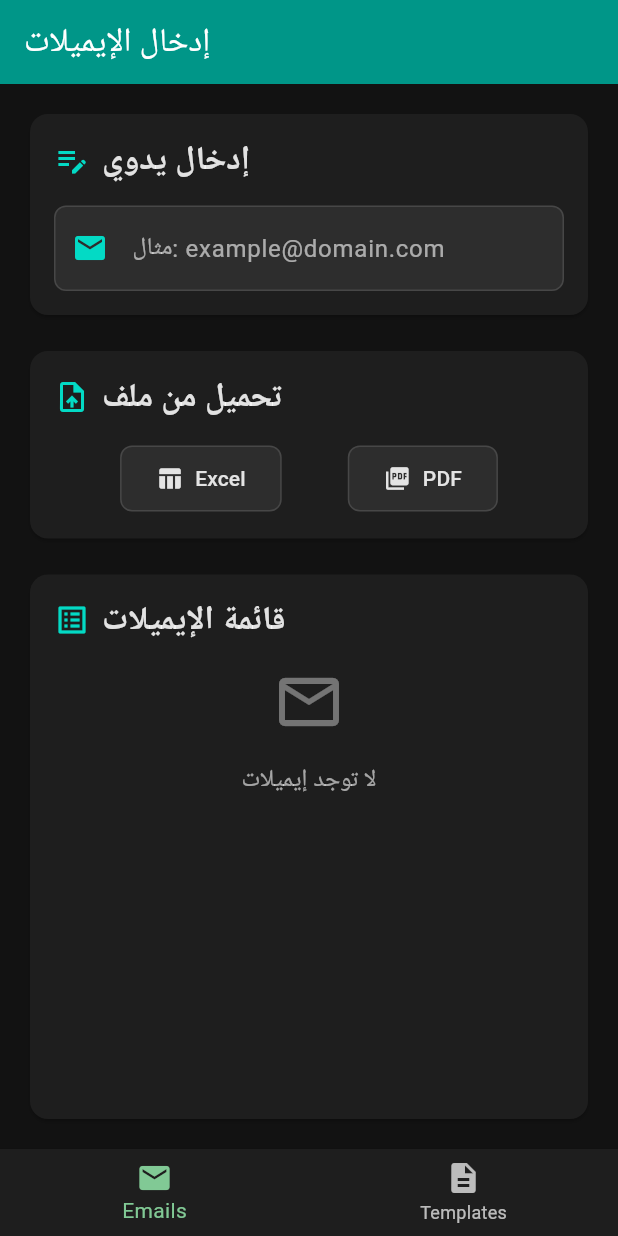
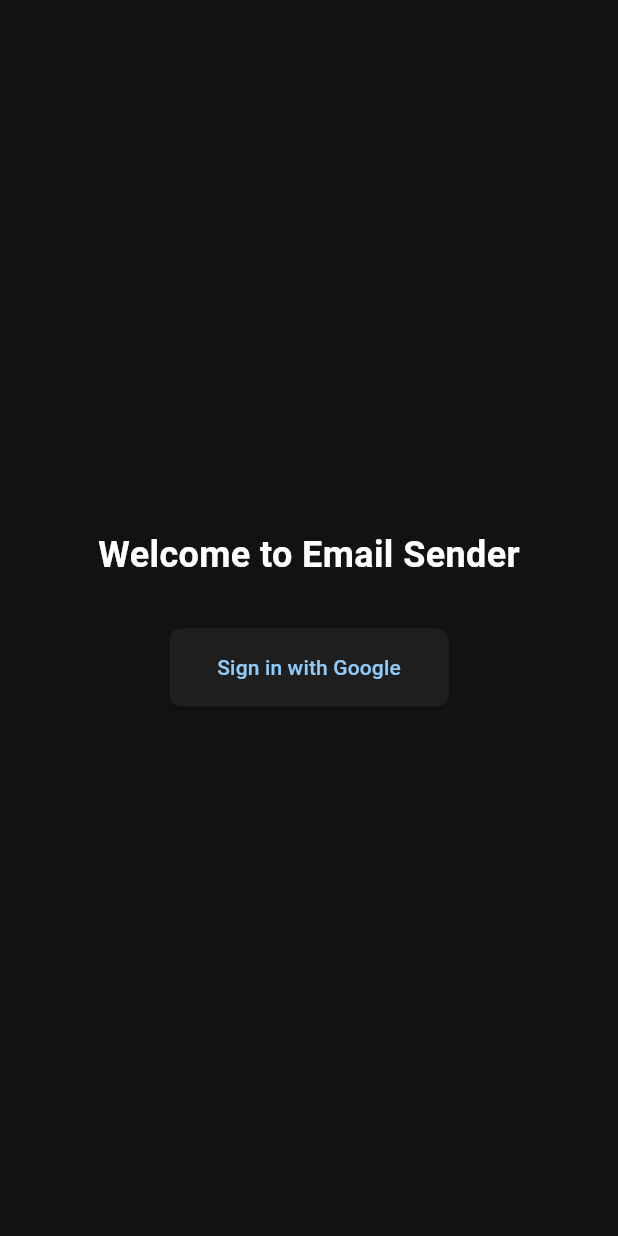
Before and after one commit to AhmedSlman/Mailer, a Flutter app: the screen it shows after launch, on a phone screen of 412 x 824 dp. Run offline on Flutter 3.47's test engine with Material 3 defaults, Android fonts, the phone set to English and light mode, and no system bars; our stand-ins replace cached_network_image, dio, file_picker, firebase_auth, firebase_core, flutter_bloc and 9 more; missing offline and left inert: excel, googleapis, syncfusion_flutter_pdf; accounts and stored records are empty.

Commit message:
Refactor authentication and email sending logic; replace legacy sign-in method with Google Sign-In; update EmailSender to utilize templates for email content; remove unused router file and streamline dependency injection for improved structure.

```diff
--- a/lib/core/di/injection_container.dart
+++ b/lib/core/di/injection_container.dart
@@ -1,7 +1,7 @@
 import 'package:emails_sender/features/auth/data/remote/auth_remote_ds.dart';
 import 'package:emails_sender/features/auth/data/repo/auth_repository_impl.dart';
 import 'package:emails_sender/features/auth/domain/repo/auth_repository.dart';
-import 'package:emails_sender/features/auth/domain/usecase/sign_in.dart.dart';
+import 'package:emails_sender/features/auth/domain/usecase/sign_in.dart';
 import 'package:emails_sender/features/auth/domain/usecase/sign_out.dart';
 import 'package:emails_sender/features/mailer/data/remote/email_sender.dart';
 import 'package:emails_sender/features/mailer/data/repo/email_repository_impl.dart';
@@ -36,7 +36,7 @@ Future<void> init() async {
   sl.registerLazySingleton<EmailRepository>(
     () => EmailRepositoryImpl(sl<EmailLocalDataSourceImpl>()),
   );
-  sl.registerLazySingleton<AuthRepository>(() => AuthRepositoryImpl(sl()));
+  sl.registerLazySingleton<AuthRepository>(() => AuthRepositoryImpl());
   sl.registerLazySingleton<SendEmailRepository>(
     () => SendEmailRepositoryImpl(sl()),
   );
--- a/lib/core/router/app_router.dart
+++ b/lib/core/router/app_router_new.dart
@@ -1,19 +1,43 @@
 import 'package:flutter/material.dart';
 import 'package:go_router/go_router.dart';
 import 'package:flutter_bloc/flutter_bloc.dart';
+import 'package:firebase_auth/firebase_auth.dart';
+import 'package:emails_sender/features/auth/presentation/screens/login_screen.dart';
 import 'package:emails_sender/features/email_input/presentation/view/email_input_screen.dart';
 import 'package:emails_sender/features/template_management/presentation/view/template_screen.dart';
 import 'package:emails_sender/features/template_management/presentation/cubit/template_cubit.dart';
 import 'package:emails_sender/features/email_input/presentation/cubit/email_input_cubit.dart';
+import 'package:emails_sender/features/mailer/presentation/screens/send_emails_screen.dart';
+import 'package:emails_sender/features/template_management/domain/entities/template.dart';
 import 'package:emails_sender/core/di/injection_container.dart';
 
 class AppRouter {
   static const String home = '/';
   static const String templates = '/templates';
+  static const String login = '/login';
+  static const String sendEmails = '/send-emails';
 
   static final GoRouter router = GoRouter(
-    initialLocation: home,
+    initialLocation: login,
+    redirect: (context, state) {
+      final bool isLoggedIn = FirebaseAuth.instance.currentUser != null;
+      final bool isLoginRoute = state.uri.path == login;
+
+      if (!isLoggedIn && !isLoginRoute) {
+        return login;
+      }
+
+      if (isLoggedIn && isLoginRoute) {
+        return home;
+      }
+
+      return null;
+    },
     routes: [
+      GoRoute(
+        path: login,
+        builder: (context, state) => LoginScreen(),
+      ),
       ShellRoute(
         builder: (context, state, child) => MultiBlocProvider(
           providers: [
@@ -53,6 +77,17 @@ class AppRouter {
             name: 'templates',
             builder: (context, state) => const TemplateScreen(),
           ),
+          GoRoute(
+            path: sendEmails,
+            name: 'send-emails',
+            builder: (context, state) {
+              final extra = state.extra as Map<String, dynamic>;
+              return SendEmailsScreen(
+                selectedEmails: extra['selectedEmails'] as List<String>,
+                templates: extra['templates'] as List<Template>,
+              );
+            },
+          ),
         ],
       ),
     ],
--- a/lib/features/auth/data/repo/auth_repository_impl.dart
+++ b/lib/features/auth/data/repo/auth_repository_impl.dart
@@ -1,18 +1,43 @@
-import 'package:emails_sender/features/auth/data/remote/auth_remote_ds.dart';
+import 'package:firebase_auth/firebase_auth.dart';
+import 'package:google_sign_in/google_sign_in.dart';
 import 'package:emails_sender/features/auth/domain/repo/auth_repository.dart';
 
 class AuthRepositoryImpl implements AuthRepository {
-  final AuthDataSource dataSource;
-
-  AuthRepositoryImpl(this.dataSource);
+  final FirebaseAuth _auth = FirebaseAuth.instance;
+  final GoogleSignIn _googleSignIn = GoogleSignIn(
+    scopes: [
+      'email',
+      'https://www.googleapis.com/auth/gmail.send',
+    ],
+  );
 
   @override
-  Future<Map<String, String?>> signIn() async {
-    return await dataSource.signIn();
+  Future<UserCredential> signInWithGoogle() async {
+    try {
+      final GoogleSignInAccount? googleUser = await _googleSignIn.signIn();
+      if (googleUser == null) throw Exception('Google sign in aborted');
+
+      final GoogleSignInAuthentication googleAuth = await googleUser.authentication;
+      final credential = GoogleAuthProvider.credential(
+        accessToken: googleAuth.accessToken,
+        idToken: googleAuth.idToken,
+      );
+
+      return await _auth.signInWithCredential(credential);
+    } catch (e) {
+      throw Exception('Failed to sign in with Google: $e');
+    }
   }
 
   @override
   Future<void> signOut() async {
-    await dataSource.signOut();
+    await _googleSignIn.signOut();
+    await _auth.signOut();
   }
+
+  @override
+  User? get currentUser => _auth.currentUser;
+
+  @override
+  Stream<User?> get authStateChanges => _auth.authStateChanges();
 }
--- a/lib/features/auth/domain/repo/auth_repository.dart
+++ b/lib/features/auth/domain/repo/auth_repository.dart
@@ -1,4 +1,8 @@
+import 'package:firebase_auth/firebase_auth.dart';
+
 abstract class AuthRepository {
-  Future<Map<String, String?>> signIn();
+  Future<UserCredential> signInWithGoogle();
   Future<void> signOut();
+  User? get currentUser;
+  Stream<User?> get authStateChanges;
 }
--- a/lib/features/auth/domain/usecase/sign_in.dart.dart
+++ b/lib/features/auth/domain/usecase/sign_in.dart
@@ -1,11 +1,12 @@
 import 'package:emails_sender/features/auth/domain/repo/auth_repository.dart';
+import 'package:firebase_auth/firebase_auth.dart';
 
 class SignIn {
   final AuthRepository repository;
 
   SignIn(this.repository);
 
-  Future<Map<String, String?>> call() async {
-    return await repository.signIn();
+  Future<UserCredential> call() async {
+    return await repository.signInWithGoogle();
   }
 }
--- /dev/null
+++ b/lib/features/auth/presentation/screens/login_screen.dart
@@ -0,0 +1,55 @@
+import 'package:flutter/material.dart';
+import 'package:emails_sender/features/auth/data/repo/auth_repository_impl.dart';
+
+class LoginScreen extends StatelessWidget {
+  final AuthRepositoryImpl _authRepository = AuthRepositoryImpl();
+
+  LoginScreen({Key? key}) : super(key: key);
+
+  @override
+  Widget build(BuildContext context) {
+    return Scaffold(
+      body: Center(
+        child: Column(
+          mainAxisAlignment: MainAxisAlignment.center,
+          children: [
+            const Text(
+              'Welcome to Email Sender',
+              style: TextStyle(
+                fontSize: 24,
+                fontWeight: FontWeight.bold,
+              ),
+            ),
+            const SizedBox(height: 32),
+            ElevatedButton(
+              onPressed: () async {
+                try {
+                  await _authRepository.signInWithGoogle();
+                  if (context.mounted) {
+                    Navigator.pushReplacementNamed(context, '/home');
+                  }
+                } catch (e) {
+                  if (context.mounted) {
+                    ScaffoldMessenger.of(context).showSnackBar(
+                      SnackBar(
+                        content: Text('Failed to sign in: $e'),
+                        backgroundColor: Colors.red,
+                      ),
+                    );
+                  }
+                }
+              },
+              style: ElevatedButton.styleFrom(
+                padding: const EdgeInsets.symmetric(
+                  horizontal: 32,
+                  vertical: 16,
+                ),
+              ),
+              child: const Text('Sign in with Google'),
+            ),
+          ],
+        ),
+      ),
+    );
+  }
+}
--- a/lib/features/mailer/domain/repo/email_repository.dart
+++ b/lib/features/mailer/domain/repo/email_repository.dart
@@ -1,10 +1,10 @@
+import 'package:emails_sender/features/template_management/domain/entities/template.dart';
+
 abstract class SendEmailRepository {
   Future<void> sendEmails({
     required String accessToken,
     required String from,
     required List<String> toEmails,
-    required String subject,
-    required String coverLetter,
-    required String cv,
+    required Template template,
   });
 }
--- a/lib/main.dart
+++ b/lib/main.dart
@@ -1,9 +1,8 @@
 import 'package:emails_sender/firebase_options.dart';
 import 'package:flutter/material.dart';
 import 'package:firebase_core/firebase_core.dart';
-
+import 'package:emails_sender/core/router/app_router_new.dart';
 import 'package:emails_sender/core/di/injection_container.dart';
-import 'package:emails_sender/core/router/app_router.dart';
 import 'package:emails_sender/core/theme/app_theme.dart';
 
 void main() async {
```
Also changed, not shown: lib/features/email_input/presentation/component/email_input_component.dart (+39 -0 lines), lib/features/email_input/presentation/view/email_input_screen.dart (+13 -0 lines), lib/features/mailer/data/remote/email_sender.dart (+6 -9 lines), lib/features/mailer/data/repo/email_repository_impl.dart (+3 -6 lines), lib/features/mailer/domain/usecase/send_emails.dart (+3 -6 lines), lib/features/mailer/presentation/screens/send_emails_screen.dart (added, +127 -0 lines), lib/features/template_management/presentation/screens/templates_screen.dart (added, +136 -0 lines).
